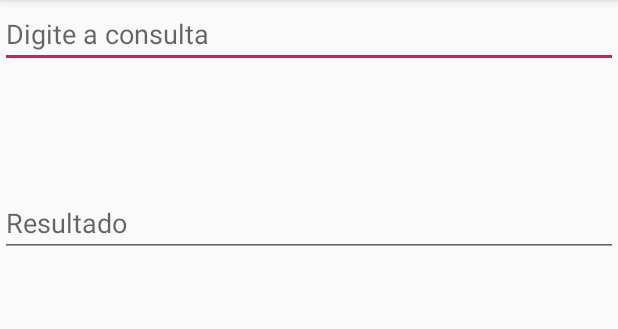
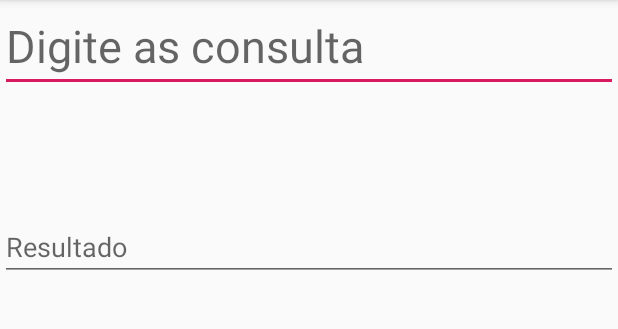
Before and after one commit to klinsmangoncalves/NetworkConnection, an Android app: the screen it shows after launch (MainActivity), on a phone screen of 412 x 824 dp, the part 84-413 px from its top. Run offline under Robolectric (Android 15) with nearby library versions, the phone set to English and light mode, and no system bars.

Commit message:
Adriano alterando a tela

```diff
--- a/app/src/main/res/layout/activity_main.xml
+++ b/app/src/main/res/layout/activity_main.xml
@@ -11,7 +11,8 @@
         android:layout_width="0dp"
         android:layout_height="wrap_content"
         android:ems="10"
-        android:hint="Digite a consulta"
+        android:textSize="30sp"
+        android:hint="Digite as consulta"
         android:inputType="textPersonName"
         app:layout_constraintEnd_toEndOf="parent"
         app:layout_constraintStart_toStartOf="parent"
```
